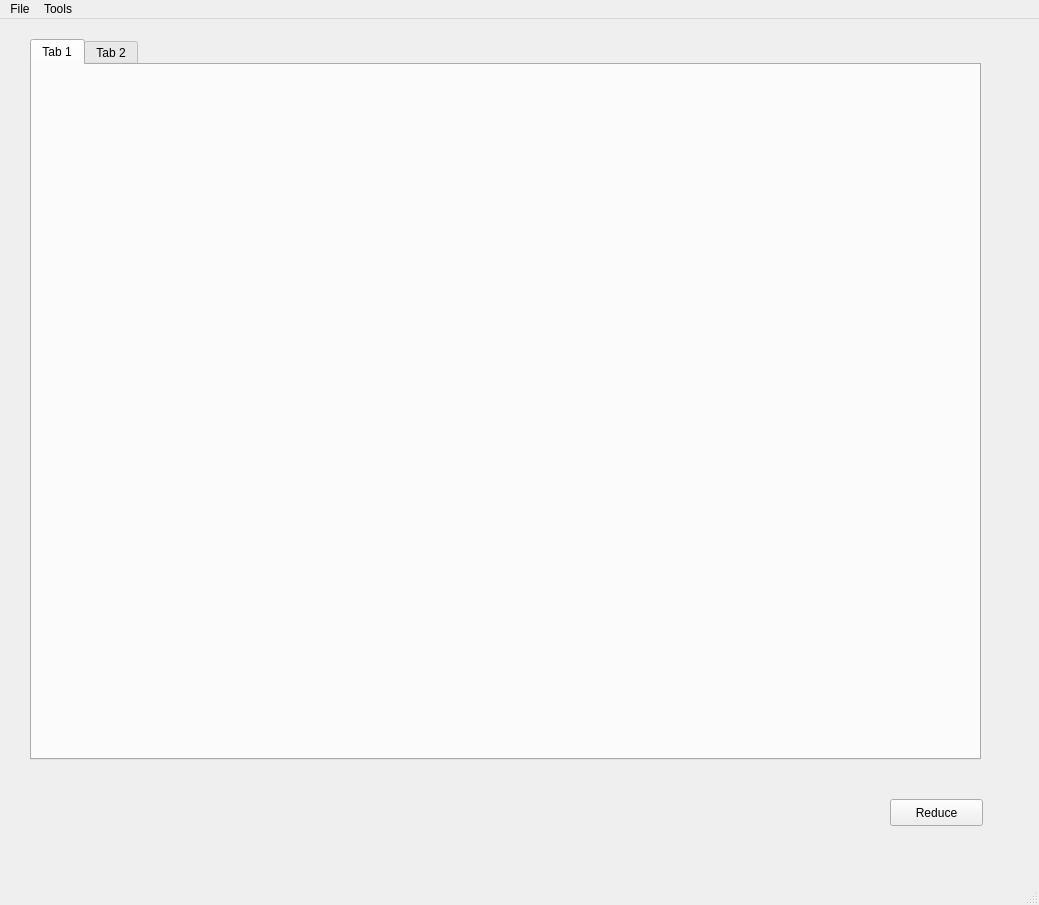
Above: Code/Mantid/PythonAPI/scripts/Interface/ui/reduction_main.ui from mantidproject/mantid before the change. Below: the same form after it.
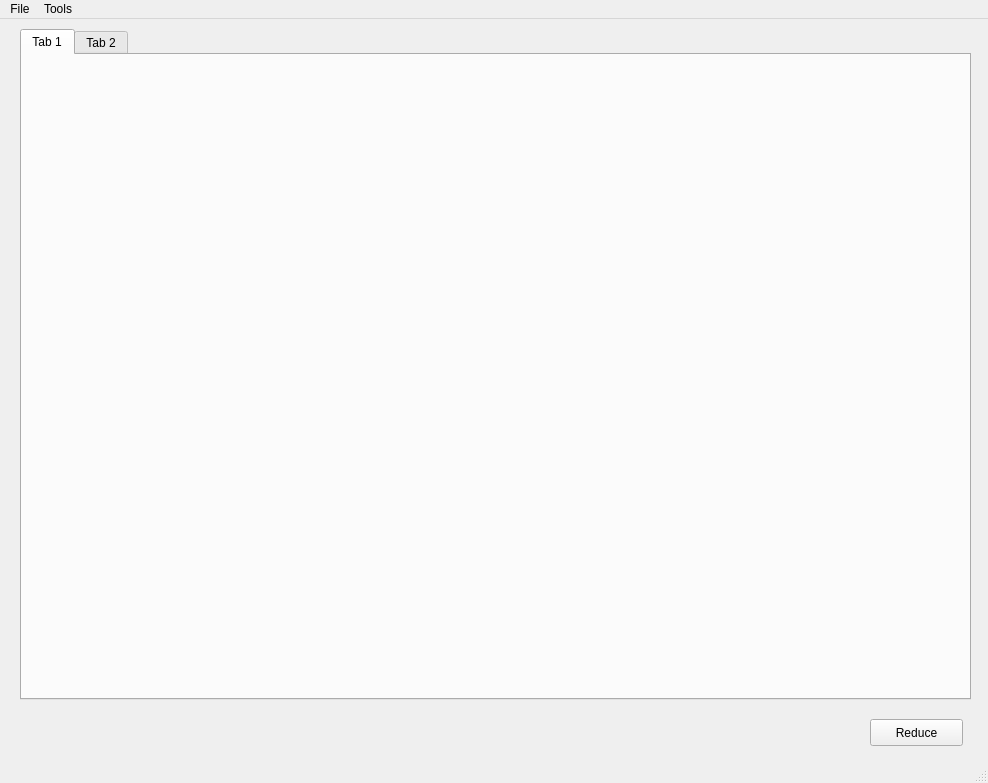
That is the form after the change.

Commit message: Added general settings panel for HFIR. Re #1650

What changed in the file:
```diff
--- a/Code/Mantid/PythonAPI/scripts/Interface/ui/reduction_main.ui
+++ b/Code/Mantid/PythonAPI/scripts/Interface/ui/reduction_main.ui
@@ -6,8 +6,8 @@
    <rect>
     <x>0</x>
     <y>0</y>
-    <width>1039</width>
-    <height>905</height>
+    <width>988</width>
+    <height>783</height>
    </rect>
   </property>
   <property name="sizePolicy">
@@ -32,10 +32,10 @@
    <widget class="QTabWidget" name="tabWidget">
     <property name="geometry">
      <rect>
-      <x>30</x>
-      <y>20</y>
+      <x>20</x>
+      <y>10</y>
       <width>951</width>
-      <height>721</height>
+      <height>671</height>
      </rect>
     </property>
     <property name="currentIndex">
@@ -55,8 +55,8 @@
    <widget class="QPushButton" name="reduce_button">
     <property name="geometry">
      <rect>
-      <x>890</x>
-      <y>780</y>
+      <x>870</x>
+      <y>700</y>
       <width>93</width>
       <height>27</height>
      </rect>
@@ -71,7 +71,7 @@
     <rect>
      <x>0</x>
      <y>0</y>
-     <width>1039</width>
+     <width>988</width>
      <height>23</height>
     </rect>
    </property>
```
Left out of the diff: 1 changed line with no effect on the pictures. The commit also changes 6 other files.
